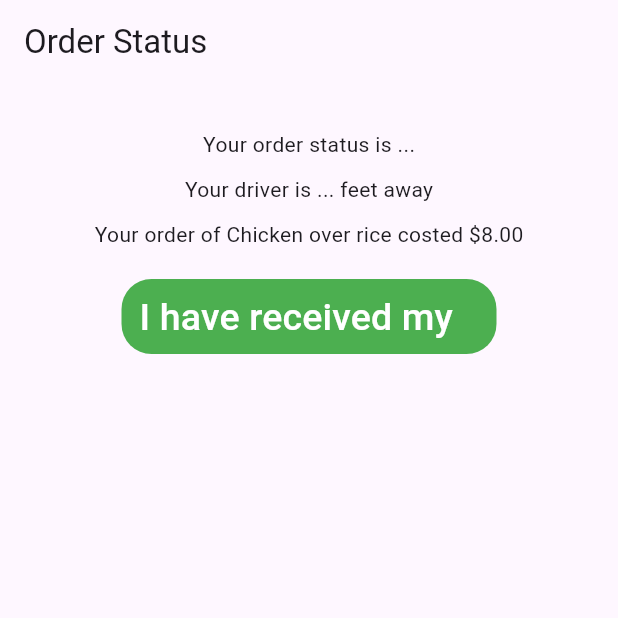
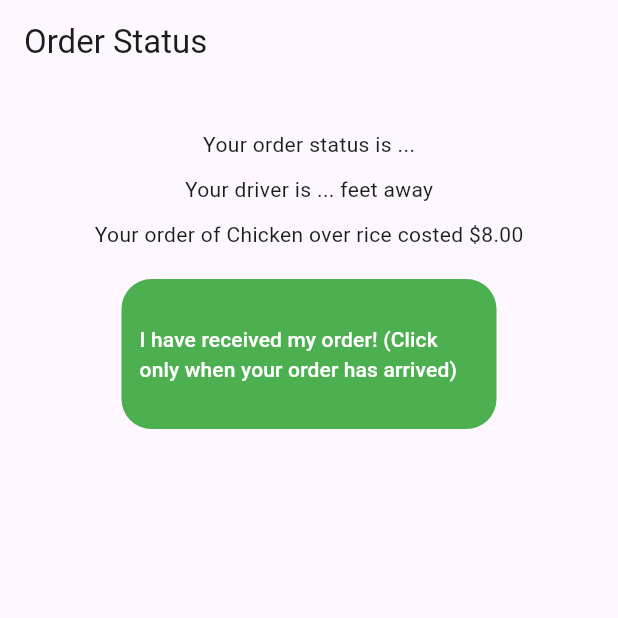
Before and after one commit to frykher/scholar_snacks, a Flutter app: the OrderStatus screen opened directly, on a phone screen of 412 x 824 dp, the top half of it. Run offline on Flutter 3.47's test engine with Material 3 defaults, Android fonts, the light colour scheme and no system bars; our stand-ins replace google_nav_bar, line_icons, supabase_flutter; accounts and stored records are empty.

Commit message:
order status fixed

```diff
--- a/lib/OrderPage.dart
+++ b/lib/OrderPage.dart
@@ -38,7 +38,7 @@ class _OrderPageState extends State<OrderPage> {
               }, suggestionsBuilder:
                       (BuildContext context, SearchController controller) {
                 return List<ListTile>.generate(1, (int index) {
-                  final String item = 'item $index';
+                  final String item = 'Jerome\'s Halal';
                   return ListTile(
                     title: Text(item),
                     onTap: () {
--- a/lib/OrderStatus.dart
+++ b/lib/OrderStatus.dart
@@ -1,4 +1,5 @@
 import 'package:flutter/material.dart';
+import 'OrderPage.dart';
 
 class OrderStatus extends StatefulWidget {
   @override
@@ -20,18 +21,19 @@ class _OrderStatusState extends State<OrderStatus> {
         Text('Your order of Chicken over rice costed \$8.00'),
         const SizedBox(height: 20),
         Container(
-              height: 50,
+              height: 100,
               width: 250,
               decoration: BoxDecoration(
                   color: Colors.green, borderRadius: BorderRadius.circular(20)),
               child: TextButton(
                 onPressed: () {
-                  Navigator.of(context).pushAndRemoveUntil(
-          MaterialPageRoute(builder: (context) => OrderStatus()),(route) => false);
+                  Navigator.push(context, MaterialPageRoute(builder: (_) => OrderPage()));
                 },
-                child: Text(
-                  'I have received my order! (Click only when your order has arrived)',
-                  style: TextStyle(color: Colors.white, fontSize: 25),
+                child: Center(
+                  child: Text(
+                    'I have received my order! (Click only when your order has arrived)',
+                    style: TextStyle(color: Colors.white, fontSize: 14),
+                  ),
                 ),
               ),
             ),
```
